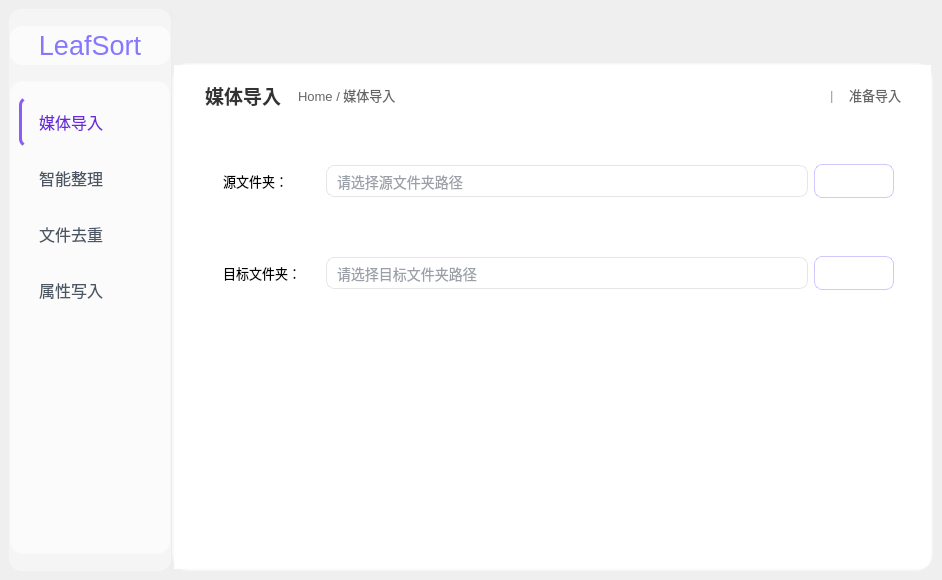
This is Ui_MainWindow.ui in YangShengzhou03/LeafSort as Qt 5 draws it before an edit. The edited form follows.
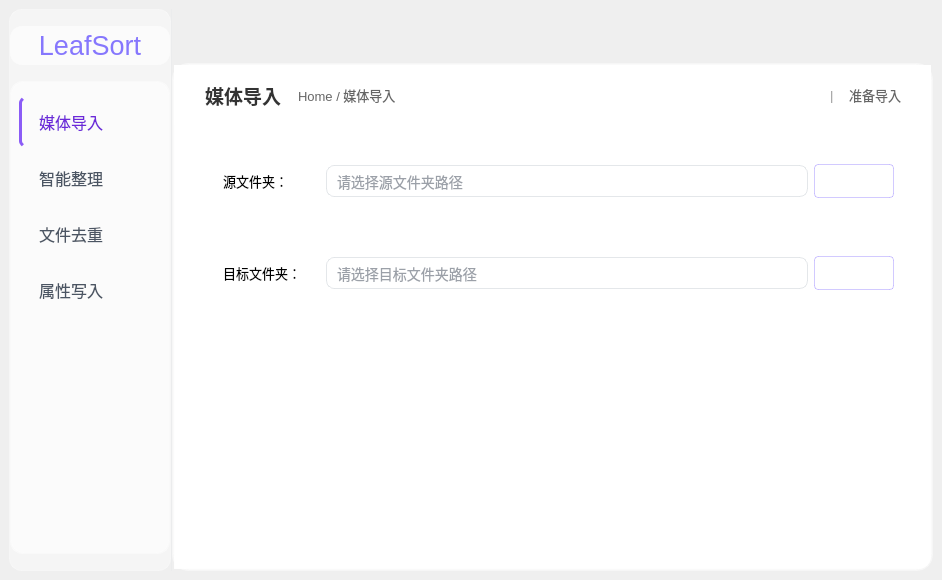
This is the edited form. Icons and pictures are not drawn.

Diff of the .ui file:
```diff
--- a/Ui_MainWindow.ui
+++ b/Ui_MainWindow.ui
@@ -269,7 +269,7 @@
     background-color: transparent;
     padding: 12px 16px;
     margin: 3px 0;
-    border-radius: 8px;
+    border-radius: 6px;
     color: #4b5563;
     font-size: 14px;
     border: 1px solid transparent;
@@ -1086,7 +1086,7 @@
     background: rgba(255, 255, 255, 85);
     backdrop-filter: blur(8px);
     padding: 8px;
-    border-radius: 8px;
+    border-radius: 6px;
     box-shadow: 0 3px 12px rgba(0, 0, 0, 0.06);
 }
 
@@ -1184,7 +1184,7 @@
     );
     color: white;
     border: 1px solid rgba(164, 149, 255, 0.5);
-    border-radius: 8px;
+    border-radius: 4px;
     padding: 6px 12px;
     font-weight: 500;
     transition: all 0.2s cubic-bezier(0.4, 0, 0.2, 1);
@@ -1232,7 +1232,7 @@
     background: rgba(255, 255, 255, 85);
     backdrop-filter: blur(8px);
     padding: 8px;
-    border-radius: 8px;
+    border-radius: 6px;
     box-shadow: 0 3px 12px rgba(0, 0, 0, 0.06);
 }
 
@@ -1330,7 +1330,7 @@
     );
     color: white;
     border: 1px solid rgba(164, 149, 255, 0.5);
-    border-radius: 8px;
+    border-radius: 4px;
     padding: 6px 12px;
     font-weight: 500;
     transition: all 0.2s cubic-bezier(0.4, 0, 0.2, 1);
```
Left out of the diff: 75 changed lines with no effect on the pictures.
